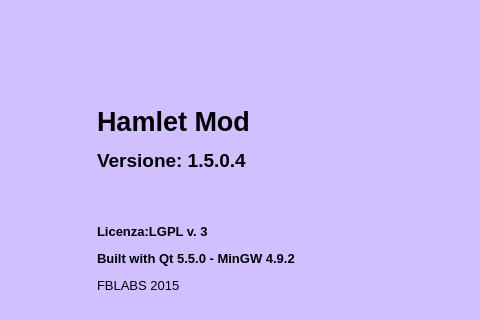
Old version of the form mainwindow.ui in the repository fblabs/hamlet-mod-sancon; both pictures show x 246 to 726 and y 102 to 422 of the 979 by 768 pixel window.
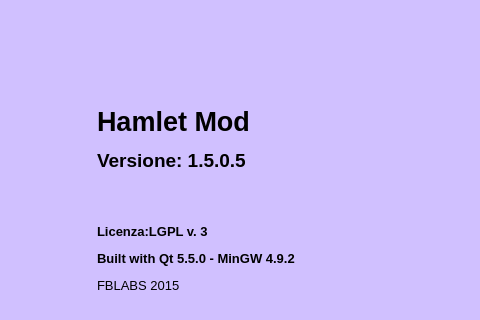
New version of the form. Icons and pictures are not drawn.

Commit message: 1505 - fixed analisi print Signed-off-by: fblabs <fabio.bonfante@fblabs.eu>

Patch:
```diff
--- a/mainwindow.ui
+++ b/mainwindow.ui
@@ -938,7 +938,7 @@
          </palette>
         </property>
         <property name="text">
-         <string>&lt;html&gt;&lt;head/&gt;&lt;body&gt;&lt;p&gt;&lt;span style=&quot; font-size:20pt; font-weight:600;&quot;&gt;Hamlet Mod&lt;/span&gt;&lt;/p&gt;&lt;p&gt;&lt;span style=&quot; font-size:14pt; font-weight:600;&quot;&gt;Versione: 1.5.0.4&lt;/span&gt;&lt;/p&gt;&lt;p&gt;&lt;br/&gt;&lt;/p&gt;&lt;p&gt;&lt;span style=&quot; font-size:10pt; font-weight:600;&quot;&gt;Licenza:LGPL v. 3&lt;/span&gt;&lt;/p&gt;&lt;p&gt;&lt;span style=&quot; font-size:10pt; font-weight:600;&quot;&gt;Built with Qt 5.5.0 - MinGW 4.9.2&lt;/span&gt;&lt;/p&gt;&lt;p&gt;&lt;span style=&quot; font-size:10pt;&quot;&gt;FBLABS 2015&lt;/span&gt;&lt;/p&gt;&lt;/body&gt;&lt;/html&gt;</string>
+         <string>&lt;html&gt;&lt;head/&gt;&lt;body&gt;&lt;p&gt;&lt;span style=&quot; font-size:20pt; font-weight:600;&quot;&gt;Hamlet Mod&lt;/span&gt;&lt;/p&gt;&lt;p&gt;&lt;span style=&quot; font-size:14pt; font-weight:600;&quot;&gt;Versione: 1.5.0.5&lt;/span&gt;&lt;/p&gt;&lt;p&gt;&lt;br/&gt;&lt;/p&gt;&lt;p&gt;&lt;span style=&quot; font-size:10pt; font-weight:600;&quot;&gt;Licenza:LGPL v. 3&lt;/span&gt;&lt;/p&gt;&lt;p&gt;&lt;span style=&quot; font-size:10pt; font-weight:600;&quot;&gt;Built with Qt 5.5.0 - MinGW 4.9.2&lt;/span&gt;&lt;/p&gt;&lt;p&gt;&lt;span style=&quot; font-size:10pt;&quot;&gt;FBLABS 2015&lt;/span&gt;&lt;/p&gt;&lt;/body&gt;&lt;/html&gt;</string>
         </property>
         <property name="scaledContents">
          <bool>true</bool>
```
Left out of the diff: 2 changed lines with no effect on the pictures. The commit also changes 8 other files.
